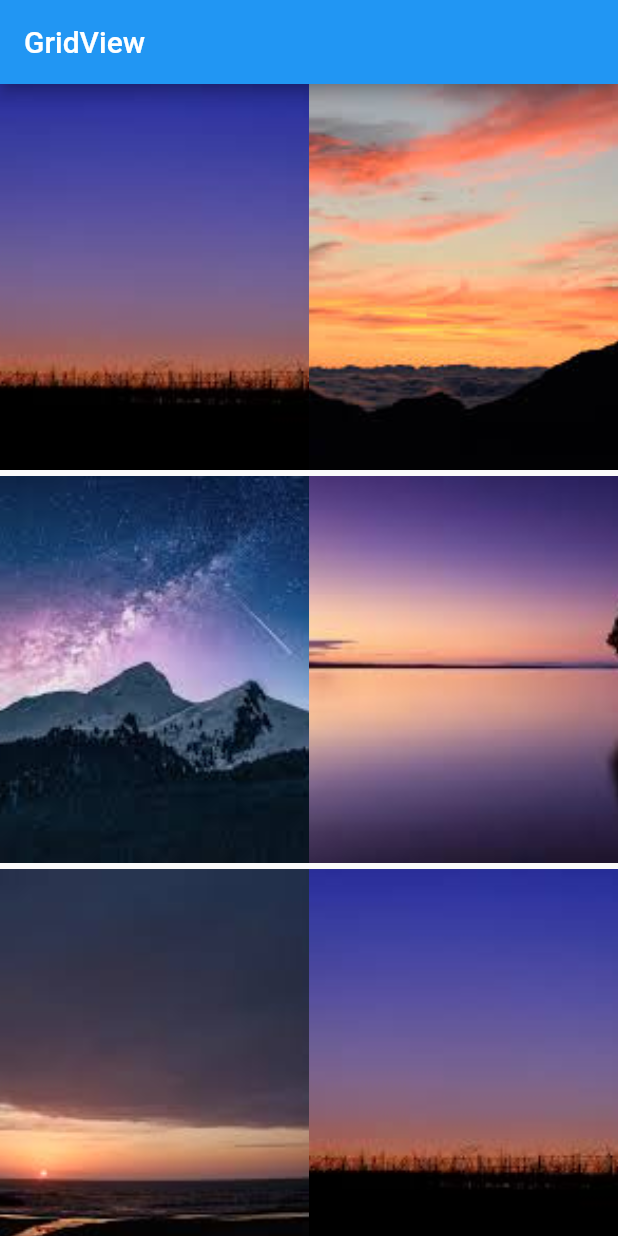
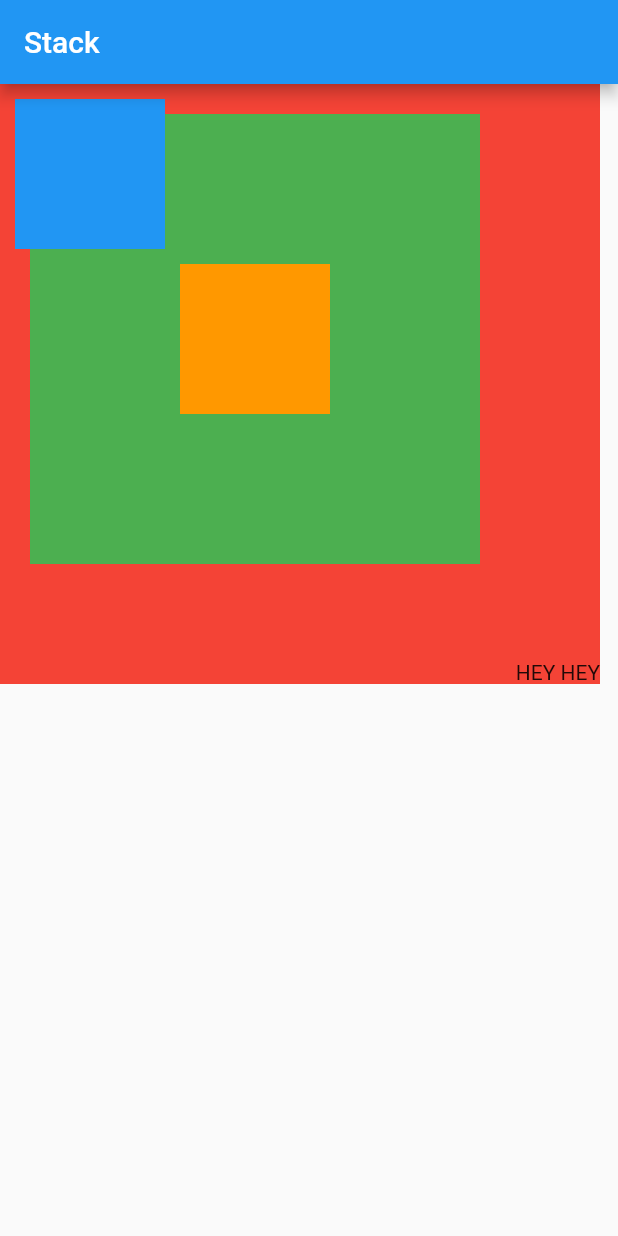
Before and after one commit to kazuma-fujita/flutter_doc_jp_layout_tutorial, a Flutter app: the screen it shows after launch, on a phone screen of 412 x 824 dp. Run offline on Flutter 3.47's test engine with Material 2 defaults, Android fonts, the phone set to English and light mode, and no system bars.

Commit message:
add stack view

```diff
--- a/lib/main.dart
+++ b/lib/main.dart
@@ -1,11 +1,10 @@
 import 'package:flutter/material.dart';
 import 'package:flutter/rendering.dart';
-
-import 'grid_view_builder.dart';
+import 'package:flutter_doc_jp_layout_tutorial/stack_view.dart';
 
 void main() {
   debugPaintSizeEnabled = true;
-  runApp(GridViewBuilderWidget());
+  runApp(StackWidget());
 }
 
 class MyApp extends StatelessWidget {
--- /dev/null
+++ b/lib/stack_view.dart
@@ -0,0 +1,54 @@
+import 'package:flutter/material.dart';
+
+class StackWidget extends StatelessWidget {
+  @override
+  Widget build(BuildContext context) {
+    return MaterialApp(
+      home: Scaffold(
+        appBar: AppBar(
+          title: const Text('Stack'),
+        ),
+        body: Stack(
+          alignment: Alignment.bottomRight,
+          children: [
+            SizedBox(
+              width: 400,
+              height: 400,
+              child: Container(
+                color: Colors.red,
+              ),
+            ),
+            Positioned(
+              left: 20,
+              top: 20,
+              width: 300,
+              height: 300,
+              child: Container(
+                color: Colors.green,
+              ),
+            ),
+            Positioned(
+              left: 10,
+              top: 10,
+              width: 100,
+              height: 100,
+              child: Container(
+                color: Colors.blue,
+              ),
+            ),
+            Positioned(
+              left: 120,
+              top: 120,
+              width: 100,
+              height: 100,
+              child: Container(
+                color: Colors.orange,
+              ),
+            ),
+            const Text('HEY HEY'),
+          ],
+        ),
+      ),
+    );
+  }
+}
```
